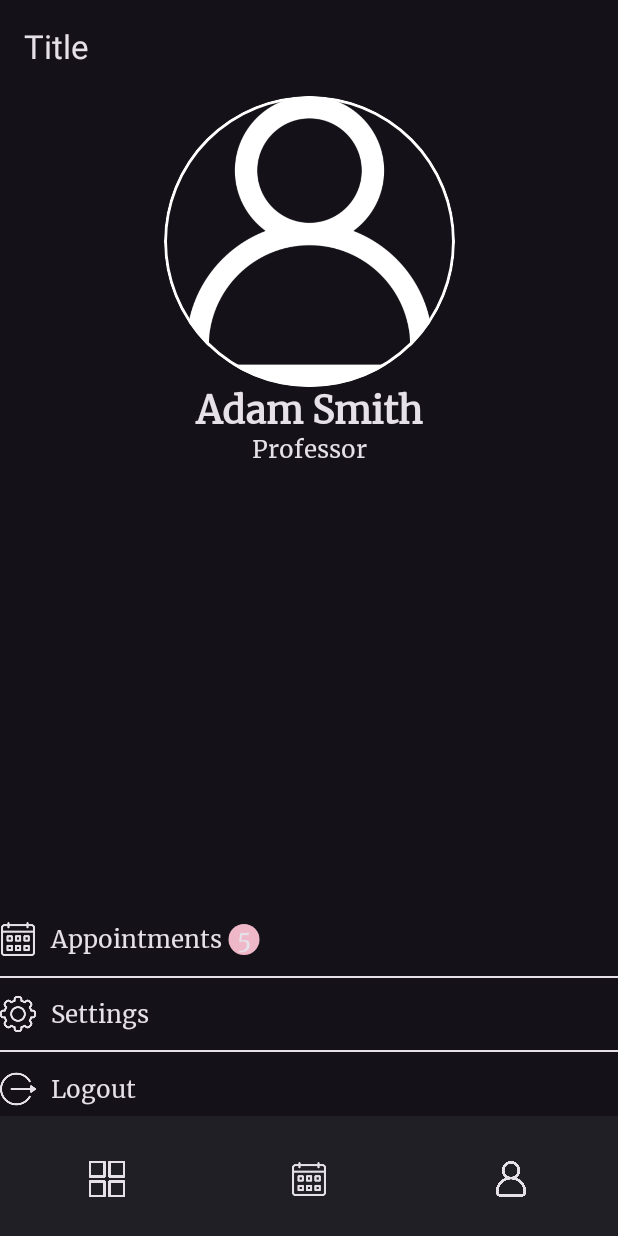
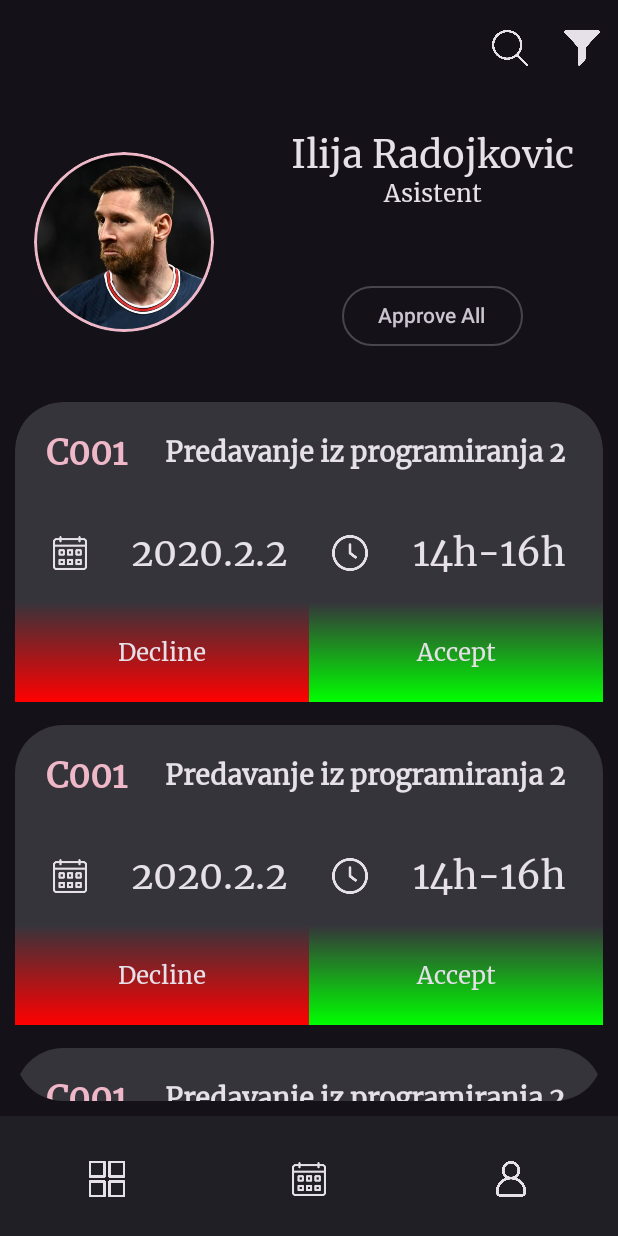
Before and after one commit to ilijaradojkovic/FON_ClassroomManagment_Frontend, an Android app built with Jetpack Compose: the screen it shows after launch (MainActivity), on a phone screen of 412 x 824 dp. Run offline under Robolectric (Android 15) with nearby library versions, the phone set to English and light mode, and no system bars.

Commit message:
Request admin page ui je gotov

```diff
--- /dev/null
+++ b/app/src/main/java/com/example/fon_classroommanagment_frontend/AdminsRequestScreen.kt
@@ -0,0 +1,77 @@
+package com.example.fon_classroommanagment_frontend
+
+import androidx.compose.foundation.Image
+import androidx.compose.foundation.background
+import androidx.compose.foundation.border
+import androidx.compose.foundation.layout.*
+import androidx.compose.foundation.lazy.LazyColumn
+import androidx.compose.foundation.shape.CircleShape
+import androidx.compose.material3.MaterialTheme
+import androidx.compose.material3.OutlinedButton
+import androidx.compose.material3.Text
+import androidx.compose.runtime.Composable
+import androidx.compose.ui.Alignment
+import androidx.compose.ui.Modifier
+import androidx.compose.ui.draw.clip
+import androidx.compose.ui.graphics.Color
+import androidx.compose.ui.layout.ContentScale
+import androidx.compose.ui.res.painterResource
+import androidx.compose.ui.unit.dp
+import com.example.fon_classroommanagment_frontend.Components.Text.RoundImage
+
+@Composable
+fun AdminsRequestScreen(){
+Column(modifier=Modifier.fillMaxSize()) {
+
+    Row(modifier= Modifier
+        .fillMaxWidth()
+        .weight(2f)
+      ) {
+        Row(modifier= Modifier
+
+
+            .weight(2f)
+
+            .fillMaxHeight()
+           , verticalAlignment = Alignment.CenterVertically, horizontalArrangement = Arrangement.Center){
+            RoundImage(R.drawable.user_img)
+
+        }
+        Row(modifier= Modifier
+            .fillMaxWidth()
+
+            .weight(3f)
+            .fillMaxHeight()){
+                Column(modifier = Modifier
+                    .fillMaxWidth()
+                    .fillMaxHeight(), verticalArrangement = Arrangement.SpaceAround, horizontalAlignment = Alignment.CenterHorizontally) {
+                  Column(verticalArrangement = Arrangement.Center, horizontalAlignment = Alignment.CenterHorizontally) {
+                      Text("Ilija Radojkovic", style = MaterialTheme.typography.bodyLarge,color=MaterialTheme.colorScheme.onBackground)
+                      Text("Asistent", style = MaterialTheme.typography.bodyMedium,color=MaterialTheme.colorScheme.onBackground)
+
+                  }
+                  OutlinedButton(onClick = { /*TODO*/ }) {
+                        Text("Approve All")
+                    }
+                }
+        }
+    }
+    Row(modifier= Modifier
+
+        .fillMaxWidth()
+        .weight(5f).padding(10.dp)    .clip(MaterialTheme.shapes.extraLarge)) {
+
+        LazyColumn(){
+                items(count = 4){
+                    Column(modifier = Modifier.height(200.dp)) {
+                        ApproveAppointmentCard()
+                    }
+                    Spacer(modifier = Modifier.height(15.dp))
+                }
+            }
+
+
+    }
+
+}
+}
--- /dev/null
+++ b/app/src/main/java/com/example/fon_classroommanagment_frontend/ApproveAppointmentCard.kt
@@ -0,0 +1,84 @@
+package com.example.fon_classroommanagment_frontend
+
+import androidx.compose.foundation.background
+import androidx.compose.foundation.layout.*
+import androidx.compose.foundation.shape.RoundedCornerShape
+import androidx.compose.material3.*
+import androidx.compose.runtime.Composable
+import androidx.compose.ui.Alignment
+import androidx.compose.ui.Modifier
+import androidx.compose.ui.graphics.Brush
+import androidx.compose.ui.graphics.Color
+import androidx.compose.ui.res.painterResource
+import androidx.compose.ui.tooling.preview.Preview
+import androidx.compose.ui.unit.dp
+
+@OptIn(ExperimentalMaterial3Api::class)
+@Composable
+@Preview()
+fun ApproveAppointmentCard(){
+        Card(shape = RoundedCornerShape(32.dp,32.dp,0.dp,0.dp), modifier = Modifier){
+                Column(modifier = Modifier
+                    .fillMaxSize()
+                  ) {
+                    Row(modifier = Modifier.weight(1f).padding(10.dp), verticalAlignment = Alignment.CenterVertically, horizontalArrangement = Arrangement.Center) {
+                            Row(modifier = Modifier.weight(1f), verticalAlignment = Alignment.CenterVertically, horizontalArrangement = Arrangement.Center){
+                                Text(text = "C001", style = MaterialTheme.typography.titleLarge, color = MaterialTheme.colorScheme.tertiary)
+                            }
+                            Row(modifier = Modifier.weight(4f), verticalAlignment = Alignment.CenterVertically, horizontalArrangement = Arrangement.Center){
+                                Text("Predavanje iz programiranja 2",style = MaterialTheme.typography.titleMedium, color = MaterialTheme.colorScheme.onBackground)
+                            }
+                    }
+                    Row(modifier = Modifier.weight(1f).padding(10.dp),verticalAlignment = Alignment.CenterVertically, horizontalArrangement = Arrangement.Center) {
+                        Row(modifier = Modifier.weight(1f), verticalAlignment = Alignment.CenterVertically, horizontalArrangement = Arrangement.SpaceAround){
+                           Icon(painter = painterResource(id = R.drawable.callendar), contentDescription = "Calednar icon", modifier = Modifier.size(24.dp))
+                            Text("2020.2.2",style = MaterialTheme.typography.bodyLarge, color = MaterialTheme.colorScheme.onBackground)
+                        }
+                        Row(modifier = Modifier.weight(1f),verticalAlignment = Alignment.CenterVertically, horizontalArrangement = Arrangement.SpaceAround){
+                            Icon(painter = painterResource(id = R.drawable.clock), contentDescription = "Calednar icon", modifier = Modifier.size(24.dp))
+
+                            Text("14h-16h",style = MaterialTheme.typography.bodyLarge, color = MaterialTheme.colorScheme.onBackground)
+                        }
+
+                    }
+                    Row(modifier = Modifier.weight(1f), verticalAlignment = Alignment.Bottom) {
+                        Row(modifier = Modifier.weight(1f)){
+
+                            TextButton(onClick = { /*TODO*/ }, modifier =Modifier.fillMaxWidth().fillMaxHeight().background(Brush.verticalGradient(listOf(Color.Transparent,Color.Red))) ) {
+                                Text("Decline", style = MaterialTheme.typography.bodyMedium, color = MaterialTheme.colorScheme.onBackground)
+                            }
+                        }
+                        Row(modifier = Modifier.weight(1f)){
+                            //GradientButton("Accept",Brush.linearGradient(listOf(Color.Gray,Color.Transparent)),Modifier.fillMaxWidth().fillMaxHeight(),{})
+                            TextButton(onClick = { /*TODO*/ }, modifier =Modifier.fillMaxWidth().fillMaxHeight().background(Brush.verticalGradient(listOf(Color.Transparent,Color.Green))) ) {
+                                Text("Accept", style = MaterialTheme.typography.bodyMedium, color = MaterialTheme.colorScheme.onBackground)
+                            }
+                        }
+
+                    }
+                }
+        }
+}
+@Composable
+fun GradientButton(
+    text: String,
+    gradient : Brush,
+    modifier: Modifier = Modifier,
+    onClick: () -> Unit = { },
+) {
+    TextButton(
+        modifier = modifier,
+        colors = ButtonDefaults.buttonColors(containerColor = Color.Transparent),
+        contentPadding = PaddingValues(),
+        onClick = { onClick() },
+    ) {
+        Box(
+            modifier = Modifier
+                .background(gradient)
+                .then(modifier),
+            contentAlignment = Alignment.Center,
+        ) {
+            Text(text = text)
+        }
+    }
+}
--- a/app/src/main/java/com/example/fon_classroommanagment_frontend/Components/Text/Main_Screen.kt
+++ b/app/src/main/java/com/example/fon_classroommanagment_frontend/Components/Text/Main_Screen.kt
@@ -11,6 +11,7 @@ import androidx.compose.runtime.Composable
 import androidx.compose.ui.Modifier
 import androidx.compose.ui.graphics.Color
 import androidx.compose.ui.unit.dp
+import com.example.fon_classroommanagment_frontend.AdminsRequestScreen
 import com.example.fon_classroommanagment_frontend.Profile_Screen
 
 
@@ -18,12 +19,14 @@ import com.example.fon_classroommanagment_frontend.Profile_Screen
 @OptIn(ExperimentalMaterial3Api::class)
 @Composable
 fun Main_Screen(){
-   Scaffold(topBar = { TopBar()}, bottomBar = { BottonBar()}) {
+   Scaffold(topBar = { TopBar(false)}, bottomBar = { BottonBar()}) {
         Column(modifier = Modifier
             .fillMaxWidth()
 
             .padding(it)){
-            Profile_Screen()
+
+            AdminsRequestScreen()
+            //Profile_Screen(true,"Adam Smith")
             //Main_Screen()
             //Text("c")
 //            LazyColumn(){
--- /dev/null
+++ b/app/src/main/java/com/example/fon_classroommanagment_frontend/Components/Text/RoundImage.kt
@@ -0,0 +1,31 @@
+package com.example.fon_classroommanagment_frontend.Components.Text
+
+import androidx.compose.foundation.Image
+import androidx.compose.foundation.border
+import androidx.compose.foundation.layout.fillMaxSize
+import androidx.compose.foundation.layout.fillMaxWidth
+import androidx.compose.foundation.layout.size
+import androidx.compose.foundation.shape.CircleShape
+import androidx.compose.material3.MaterialTheme
+import androidx.compose.runtime.Composable
+import androidx.compose.ui.Modifier
+import androidx.compose.ui.draw.clip
+import androidx.compose.ui.graphics.Color
+import androidx.compose.ui.layout.ContentScale
+import androidx.compose.ui.res.painterResource
+import androidx.compose.ui.unit.dp
+@Composable
+fun RoundImage(image:Int){
+    Image(painter = painterResource(id = image),
+        contentDescription = "Profile_Image",
+
+        modifier = Modifier
+
+            .clip(CircleShape)
+            .border(2.dp, MaterialTheme.colorScheme.tertiary, CircleShape)
+            .size(120.dp)
+        ,
+        contentScale = ContentScale.Crop
+
+    )
+}
--- a/app/src/main/java/com/example/fon_classroommanagment_frontend/Components/Text/TopBar.kt
+++ b/app/src/main/java/com/example/fon_classroommanagment_frontend/Components/Text/TopBar.kt
@@ -1,16 +1,45 @@
 package com.example.fon_classroommanagment_frontend.Components.Text
 
-import android.widget.Toolbar
 import androidx.compose.foundation.background
+import androidx.compose.foundation.layout.Arrangement
 import androidx.compose.foundation.layout.Row
 import androidx.compose.foundation.layout.fillMaxWidth
+import androidx.compose.foundation.layout.size
 import androidx.compose.material3.*
 import androidx.compose.runtime.Composable
 import androidx.compose.ui.Modifier
+import androidx.compose.ui.graphics.Color
+import androidx.compose.ui.res.painterResource
+import androidx.compose.ui.unit.dp
+import com.example.fon_classroommanagment_frontend.R
 
 @Composable
-fun TopBar(){
+fun TopBar(souldHide:Boolean){
 
-    SmallTopAppBar({Text("Title")})
+    SmallTopAppBar({
+if(!souldHide) {
+    Row(Modifier.fillMaxWidth(), horizontalArrangement = Arrangement.End) {
+        Row(modifier = Modifier.weight(1f), horizontalArrangement = Arrangement.End) {
+            IconButton(onClick = { /*TODO*/ }) {
+                Icon(
+                    painter = painterResource(id = R.drawable.search_icon),
+                    contentDescription = "Search icon",
+                    modifier = Modifier.size(24.dp)
+                )
+            }
+        }
+        Row(modifier = Modifier) {
+            IconButton(onClick = { /*TODO*/ }) {
+                Icon(
+                    painter = painterResource(id = R.drawable.filter_icon),
+                    contentDescription = "Filter icon",
+                    modifier = Modifier.size(24.dp)
+                )
+            }
+        }
+
+    }
+}
+    })
 
 }
--- a/app/src/main/java/com/example/fon_classroommanagment_frontend/MainActivity.kt
+++ b/app/src/main/java/com/example/fon_classroommanagment_frontend/MainActivity.kt
@@ -33,9 +33,10 @@ class MainActivity : ComponentActivity() {
         super.onCreate(savedInstanceState)
         setContent {
             FON_ClassroomManagment_FrontendTheme {
-               // Main_Screen()
+                Main_Screen()
 
-              Main_Screen()
+
+              //Main_Screen()
             }
         }
     }
--- a/app/src/main/java/com/example/fon_classroommanagment_frontend/ui/theme/Shape.kt
+++ b/app/src/main/java/com/example/fon_classroommanagment_frontend/ui/theme/Shape.kt
@@ -7,6 +7,7 @@ val Shapes =androidx.compose.material3.Shapes(
     small = RoundedCornerShape(8.dp),
     medium = RoundedCornerShape(16.dp),
     large = RoundedCornerShape(24.dp),
-    extraLarge =RoundedCornerShape(32.dp)
+    extraLarge =RoundedCornerShape(32.dp),
+
 
 )
--- a/app/src/main/java/com/example/fon_classroommanagment_frontend/ui/theme/Type.kt
+++ b/app/src/main/java/com/example/fon_classroommanagment_frontend/ui/theme/Type.kt
@@ -56,6 +56,15 @@ val Typography = Typography(
         fontWeight = FontWeight.Bold,
         fontSize = 31.sp
     ),
-
+    titleMedium = TextStyle(
+        fontFamily = merriweather,
+        fontWeight = FontWeight.Bold,
+        fontSize = 18.sp
+    ),
+    titleLarge = TextStyle(
+        fontFamily = merriweather,
+        fontWeight = FontWeight.Bold,
+        fontSize = 23.sp
+    ),
 
     )
```
Also changed, not shown: app/src/main/java/com/example/fon_classroommanagment_frontend/AdminRequestCard.kt (added, +65 -0 lines), app/src/main/java/com/example/fon_classroommanagment_frontend/Profile_Screen.kt (+33 -17 lines), app/src/main/res/drawable-v24/clock.png (added), app/src/main/res/drawable-v24/user_img.jpeg (added), app/src/main/res/drawable/filter_icon.png (added), app/src/main/res/drawable/refresh.png (added), app/src/main/res/drawable/search_icon.png (added).
